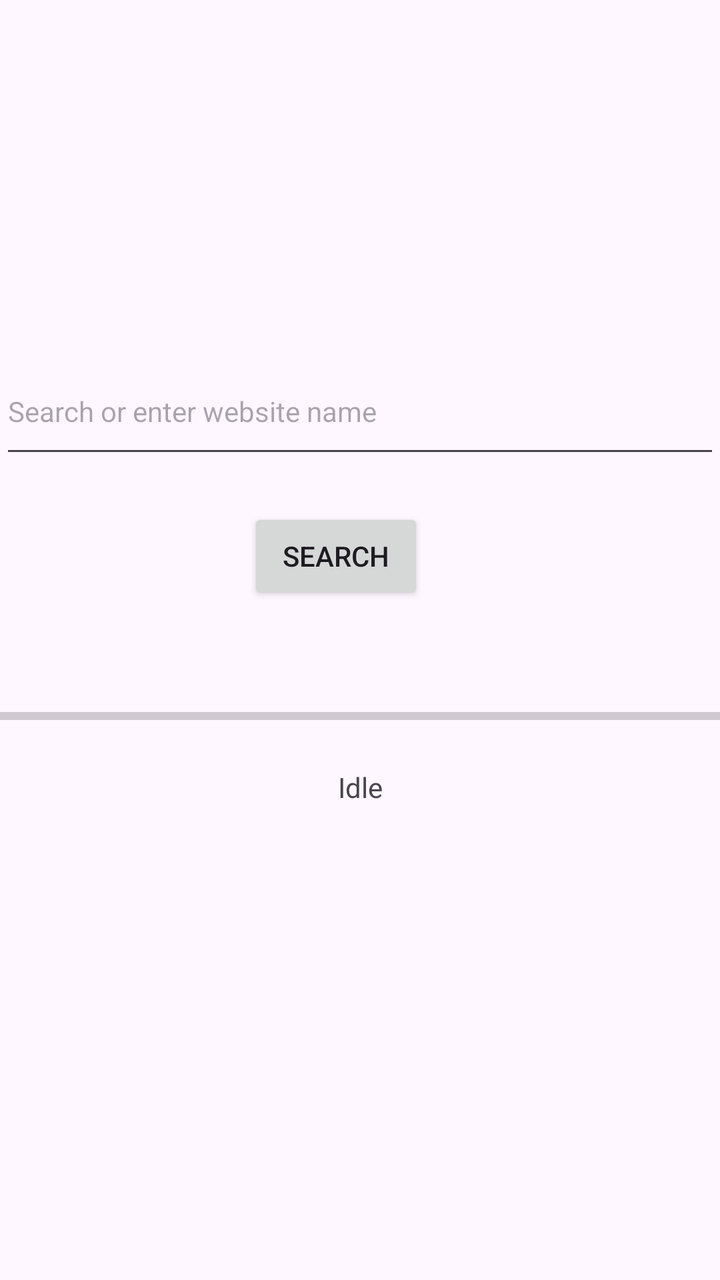
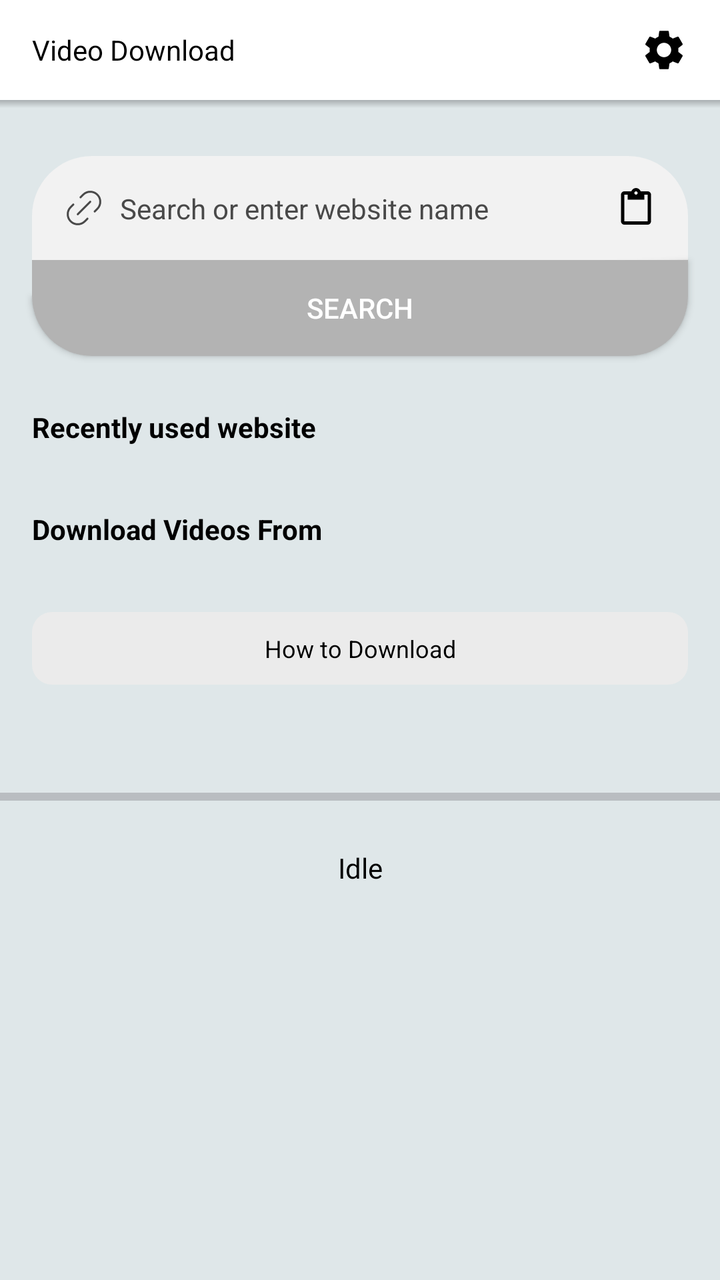

Before-and-after screenshots of an Android layout around one commit, followed by the original layout XML and the change that was made.
<!-- AndroidManifest.xml: application theme Theme.Video_downloader_xxx -->
<!-- res/layout/fragment_browser.xml -->
<?xml version="1.0" encoding="utf-8"?>
<androidx.appcompat.widget.LinearLayoutCompat xmlns:android="http://schemas.android.com/apk/res/android"
    xmlns:app="http://schemas.android.com/apk/res-auto"
    android:layout_width="match_parent"
    android:layout_height="match_parent"
    android:gravity="center"
    android:orientation="vertical">

    <androidx.constraintlayout.widget.ConstraintLayout
        android:id="@+id/searchFormContainer"
        android:layout_width="match_parent"
        android:layout_height="0dp"
        android:layout_weight="1">

        <com.google.android.material.textfield.MaterialAutoCompleteTextView
            android:id="@+id/edtUrl"
            android:layout_width="match_parent"
            android:layout_height="60dp"
            android:hint="Search or enter website name"
            android:singleLine="true"
            android:textColor="@color/white"
            android:textSize="14sp"
            app:layout_constraintVertical_bias="0.3"
            app:layout_constraintBottom_toBottomOf="parent"
            app:layout_constraintTop_toTopOf="parent"
            app:layout_constraintEnd_toEndOf="parent"
            app:layout_constraintStart_toStartOf="parent"/>

        <Button
            android:id="@+id/btnSearch"
            android:layout_width="wrap_content"
            android:layout_height="wrap_content"
            android:layout_marginTop="20dp"
            android:layout_marginEnd="24dp"
            android:text="Search"
            app:layout_constraintEnd_toEndOf="parent"
            app:layout_constraintStart_toStartOf="parent"
            app:layout_constraintTop_toBottomOf="@id/edtUrl" />

        <ProgressBar
            android:id="@+id/progressBar"
            style="?android:attr/progressBarStyleHorizontal"
            android:layout_width="match_parent"
            android:layout_height="12dp"
            android:layout_marginTop="50dp"
            app:layout_constraintBottom_toTopOf="@id/txtStatus"
            app:layout_constraintEnd_toEndOf="parent"
            app:layout_constraintStart_toStartOf="parent"
            app:layout_constraintTop_toBottomOf="@id/btnSearch" />

        <TextView
            android:id="@+id/txtStatus"
            android:layout_width="match_parent"
            android:layout_height="wrap_content"
            android:layout_marginTop="20dp"
            android:gravity="center"
            android:text="Idle"
            app:layout_constraintEnd_toEndOf="@id/progressBar"
            app:layout_constraintStart_toStartOf="@id/progressBar"
            app:layout_constraintTop_toBottomOf="@id/progressBar" />

    </androidx.constraintlayout.widget.ConstraintLayout>
</androidx.appcompat.widget.LinearLayoutCompat>
<!-- resources referenced by this layout -->
<resources>
  <!-- unchanged entries left out for length: 3 -->
</resources>

<!-- the commit's change to res/layout/fragment_browser.xml (unified diff, before → after) -->
@@ -1,63 +1,215 @@
 <?xml version="1.0" encoding="utf-8"?>
 <androidx.appcompat.widget.LinearLayoutCompat xmlns:android="http://schemas.android.com/apk/res/android"
     xmlns:app="http://schemas.android.com/apk/res-auto"
+    xmlns:tools="http://schemas.android.com/tools"
     android:layout_width="match_parent"
     android:layout_height="match_parent"
-    android:gravity="center"
+    android:background="@color/light_grayish_blue"
     android:orientation="vertical">
+
+    <androidx.appcompat.widget.LinearLayoutCompat
+        android:layout_width="match_parent"
+        android:layout_height="50dp"
+        android:background="@color/white"
+        android:gravity="center_vertical"
+        android:orientation="horizontal"
+        android:paddingHorizontal="16dp">
+
+        <androidx.appcompat.widget.AppCompatTextView
+            android:id="@+id/tvHome"
+            android:layout_width="wrap_content"
+            android:layout_height="wrap_content"
+            android:text="Video Download"
+            android:textColor="@color/black"
+            android:textSize="14sp" />
+
+        <Space
+            android:layout_width="0dp"
+            android:layout_height="wrap_content"
+            android:layout_weight="1" />
+
+        <androidx.appcompat.widget.AppCompatImageView
+            android:id="@+id/btnMore"
+            android:layout_width="24dp"
+            android:layout_height="24dp"
+            app:srcCompat="@drawable/ic_setting" />
+
+    </androidx.appcompat.widget.LinearLayoutCompat>
+
+    <View
+        android:layout_width="match_parent"
+        android:layout_height="4dp"
+        android:background="@drawable/shadow_bottom" />
+
 
     <androidx.constraintlayout.widget.ConstraintLayout
         android:id="@+id/searchFormContainer"
         android:layout_width="match_parent"
-        android:layout_height="0dp"
-        android:layout_weight="1">
+        android:layout_height="wrap_content"
+        android:layout_marginHorizontal="16dp"
+        android:layout_marginTop="24dp"
+        android:background="@drawable/bg_search"
+        android:paddingVertical="16dp">
+
+        <androidx.appcompat.widget.AppCompatImageView
+            android:id="@+id/icLink"
+            android:layout_width="20dp"
+            android:layout_height="20dp"
+            android:layout_marginStart="16dp"
+            app:layout_constraintBottom_toBottomOf="parent"
+            app:layout_constraintStart_toStartOf="parent"
+            app:layout_constraintTop_toTopOf="parent"
+            app:srcCompat="@drawable/ic_url" />
 
         <com.google.android.material.textfield.MaterialAutoCompleteTextView
             android:id="@+id/edtUrl"
-            android:layout_width="match_parent"
-            android:layout_height="60dp"
+            android:layout_width="0dp"
+            android:layout_height="wrap_content"
+            android:layout_marginHorizontal="8dp"
+            android:background="@null"
             android:hint="Search or enter website name"
+            android:imeOptions="actionDone"
+            android:inputType="textUri"
             android:singleLine="true"
-            android:textColor="@color/white"
+            android:textColor="@color/black"
+            android:textColorHint="@color/txt_search_hint"
+            android:textCursorDrawable="@drawable/edittext_cursor_black"
             android:textSize="14sp"
-            app:layout_constraintVertical_bias="0.3"
-            app:layout_constraintBottom_toBottomOf="parent"
-            app:layout_constraintTop_toTopOf="parent"
+            app:layout_constraintBottom_toBottomOf="@id/icLink"
+            app:layout_constraintEnd_toStartOf="@id/icPaste"
+            app:layout_constraintStart_toEndOf="@id/icLink"
+            app:layout_constraintTop_toTopOf="@id/icLink" />
+
+        <androidx.appcompat.widget.AppCompatImageView
+            android:id="@+id/icPaste"
+            android:layout_width="20dp"
+            android:layout_height="20dp"
+            android:layout_marginEnd="16dp"
+            app:layout_constraintBottom_toBottomOf="@id/icLink"
             app:layout_constraintEnd_toEndOf="parent"
-            app:layout_constraintStart_toStartOf="parent"/>
-
-        <Button
-            android:id="@+id/btnSearch"
-            android:layout_width="wrap_content"
-            android:layout_height="wrap_content"
-            android:layout_marginTop="20dp"
-            android:layout_marginEnd="24dp"
-            android:text="Search"
-            app:layout_constraintEnd_toEndOf="parent"
-            app:layout_constraintStart_toStartOf="parent"
-            app:layout_constraintTop_toBottomOf="@id/edtUrl" />
-
-        <ProgressBar
-            android:id="@+id/progressBar"
-            style="?android:attr/progressBarStyleHorizontal"
-            android:layout_width="match_parent"
-            android:layout_height="12dp"
-            android:layout_marginTop="50dp"
-            app:layout_constraintBottom_toTopOf="@id/txtStatus"
-            app:layout_constraintEnd_toEndOf="parent"
-            app:layout_constraintStart_toStartOf="parent"
-            app:layout_constraintTop_toBottomOf="@id/btnSearch" />
-
-        <TextView
-            android:id="@+id/txtStatus"
-            android:layout_width="match_parent"
-            android:layout_height="wrap_content"
-            android:layout_marginTop="20dp"
-            android:gravity="center"
-            android:text="Idle"
-            app:layout_constraintEnd_toEndOf="@id/progressBar"
-            app:layout_constraintStart_toStartOf="@id/progressBar"
-            app:layout_constraintTop_toBottomOf="@id/progressBar" />
+            app:layout_constraintTop_toTopOf="@id/icLink"
+            app:srcCompat="@drawable/ic_paste" />
 
     </androidx.constraintlayout.widget.ConstraintLayout>
+
+    <Button
+        android:id="@+id/btnSearch"
+        android:layout_width="match_parent"
+        android:layout_height="wrap_content"
+        android:layout_marginHorizontal="16dp"
+        android:layout_marginBottom="20dp"
+        android:background="@drawable/bg_btn_search"
+        android:padding="0dp"
+        android:text="Search"
+        android:textColor="@color/white"
+        app:backgroundTint="@null" />
+
+    <androidx.appcompat.widget.AppCompatTextView
+        android:layout_width="match_parent"
+        android:layout_height="wrap_content"
+        android:layout_marginTop="6dp"
+        android:paddingHorizontal="16dp"
+        android:text="Recently used website"
+        android:textColor="@color/black"
+        android:textSize="14sp"
+        android:textStyle="bold" />
+
+    <androidx.recyclerview.widget.RecyclerView
+        android:id="@+id/recycleViewListRecentlyWeb"
+        android:layout_width="match_parent"
+        android:layout_height="wrap_content"
+        android:layout_marginVertical="16dp"
+        android:clipToPadding="false"
+        android:orientation="horizontal"
+        android:overScrollMode="never"
+        android:paddingHorizontal="16dp"
+        android:scrollbars="horizontal"
+        app:layoutManager="androidx.recyclerview.widget.LinearLayoutManager"
+        tools:listitem="@layout/item_social_web" />
+
+    <androidx.appcompat.widget.AppCompatTextView
+        android:layout_width="match_parent"
+        android:layout_height="wrap_content"
+        android:paddingHorizontal="16dp"
+        android:text="Download Videos From"
+        android:textColor="@color/black"
+        android:textSize="14sp"
+        android:textStyle="bold" />
+
+    <androidx.recyclerview.widget.RecyclerView
+        android:id="@+id/recycleViewListSocialMedia"
+        android:layout_width="match_parent"
+        android:layout_height="wrap_content"
+        android:layout_marginVertical="16dp"
+        android:clipToPadding="false"
+        android:orientation="horizontal"
+        android:overScrollMode="never"
+        android:paddingHorizontal="16dp"
+        android:scrollbars="horizontal"
+        app:layoutManager="androidx.recyclerview.widget.LinearLayoutManager"
+        tools:listitem="@layout/item_social_web" />
+
+    <androidx.appcompat.widget.AppCompatTextView
+        android:id="@+id/btnHowToDownload"
+        android:layout_width="match_parent"
+        android:layout_height="wrap_content"
+        android:layout_marginHorizontal="16dp"
+        android:background="@drawable/bg_browser_text_how_to_download"
+        android:gravity="center"
+        android:paddingVertical="10dp"
+        android:text="How to Download"
+        android:textColor="@color/black"
+        android:textSize="12sp" />
+
+    <ProgressBar
+        android:id="@+id/progressBar"
+        style="?android:attr/progressBarStyleHorizontal"
+        android:layout_width="match_parent"
+        android:layout_height="12dp"
+        android:layout_marginTop="50dp"
+        app:layout_constraintBottom_toTopOf="@id/txtStatus"
+        app:layout_constraintEnd_toEndOf="parent"
+        app:layout_constraintStart_toStartOf="parent"
+        app:layout_constraintTop_toBottomOf="@id/btnSearch" />
+
+    <TextView
+        android:id="@+id/txtStatus"
+        android:layout_width="match_parent"
+        android:layout_height="wrap_content"
+        android:layout_marginTop="20dp"
+        android:gravity="center"
+        android:text="Idle"
+        android:textColor="@color/black"
+        app:layout_constraintEnd_toEndOf="@id/progressBar"
+        app:layout_constraintStart_toStartOf="@id/progressBar"
+        app:layout_constraintTop_toBottomOf="@id/progressBar" />
+
 </androidx.appcompat.widget.LinearLayoutCompat>
+<!-- res/layout/item_social_web.xml (included above) -->
+<?xml version="1.0" encoding="utf-8"?>
+<LinearLayout xmlns:android="http://schemas.android.com/apk/res/android"
+    xmlns:app="http://schemas.android.com/apk/res-auto"
+    android:layout_width="70dp"
+    android:layout_height="90dp"
+    android:gravity="center_horizontal"
+    android:layout_marginEnd="12dp"
+    android:orientation="vertical">
+
+    <androidx.appcompat.widget.AppCompatImageView
+        android:id="@+id/imgIcon"
+        android:layout_width="50dp"
+        android:layout_height="50dp"
+        android:layout_marginTop="6dp"
+        android:background="@drawable/bg_circle_gray"
+        android:scaleType="centerCrop" />
+
+    <androidx.appcompat.widget.AppCompatTextView
+        android:id="@+id/tvName"
+        android:layout_width="wrap_content"
+        android:layout_height="wrap_content"
+        android:layout_marginVertical="6dp"
+        android:ellipsize="end"
+        android:maxLines="1"
+        android:textColor="@color/black"
+        android:textSize="12sp" />
+</LinearLayout>
<!-- resource entries referenced after the edit -->
@@ -1,5 +1,79 @@
 <!-- resources referenced by this layout -->
 <resources>
+  <color name="black">#FF000000</color>
+  <color name="light_grayish_blue">#DFE7E9</color>
+  <color name="txt_search_hint">#494949</color>
+  <!-- drawable bg_browser_text_how_to_download (drawable) -->
+  <?xml version="1.0" encoding="utf-8"?>
+  <shape xmlns:android="http://schemas.android.com/apk/res/android"
+      android:shape="rectangle">
+  
+      <corners android:radius="10dp" />
+      <solid android:color="#EBEBEB" />
+  
+  </shape>
+  <!-- drawable bg_btn_search (drawable) -->
+  <?xml version="1.0" encoding="utf-8"?>
+  <shape xmlns:android="http://schemas.android.com/apk/res/android" android:shape="rectangle">
+      <solid android:color="#B3B3B3"/>
+      <corners android:bottomLeftRadius="30dp"
+          android:bottomRightRadius="30dp"/>
+  </shape>
+  <!-- drawable bg_circle_gray (drawable) -->
+  <?xml version="1.0" encoding="utf-8"?>
+  <shape xmlns:android="http://schemas.android.com/apk/res/android"
+      android:shape="oval">
+  
+      <solid android:color="#E0E0E0" />
+  
+  </shape>
+  <!-- drawable bg_search (drawable) -->
+  <?xml version="1.0" encoding="utf-8"?>
+  <shape xmlns:android="http://schemas.android.com/apk/res/android" android:shape="rectangle">
+      <solid android:color="#F2F2F2"/>
+      <corners android:topLeftRadius="30dp"
+          android:topRightRadius="30dp"/>
+  </shape>
+  <!-- drawable edittext_cursor_black (drawable) -->
+  <?xml version="1.0" encoding="utf-8"?>
+  <shape xmlns:android="http://schemas.android.com/apk/res/android"
+      android:shape="rectangle">
+      <size android:width="2dp" />
+      <solid android:color="#000000" />
+  </shape>
+  <!-- drawable ic_paste (drawable) -->
+  <vector xmlns:android="http://schemas.android.com/apk/res/android" android:height="24dp" android:tint="#000000" android:viewportHeight="24" android:viewportWidth="24" android:width="24dp">
+        
+      <path android:fillColor="@android:color/white" android:pathData="M19,2h-4.18C14.4,0.84 13.3,0 12,0c-1.3,0 -2.4,0.84 -2.82,2L5,2c-1.1,0 -2,0.9 -2,2v16c0,1.1 0.9,2 2,2h14c1.1,0 2,-0.9 2,-2L21,4c0,-1.1 -0.9,-2 -2,-2zM12,2c0.55,0 1,0.45 1,1s-0.45,1 -1,1 -1,-0.45 -1,-1 0.45,-1 1,-1zM19,20L5,20L5,4h2v3h10L17,4h2v16z"/>
+      
+  </vector>
+  <!-- drawable ic_setting (drawable) -->
+  <vector xmlns:android="http://schemas.android.com/apk/res/android" android:height="24dp" android:tint="#000000" android:viewportHeight="24" android:viewportWidth="24" android:width="24dp">
+        
+      <path android:fillColor="@android:color/white" android:pathData="M19.14,12.94c0.04,-0.3 0.06,-0.61 0.06,-0.94c0,-0.32 -0.02,-0.64 -0.07,-0.94l2.03,-1.58c0.18,-0.14 0.23,-0.41 0.12,-0.61l-1.92,-3.32c-0.12,-0.22 -0.37,-0.29 -0.59,-0.22l-2.39,0.96c-0.5,-0.38 -1.03,-0.7 -1.62,-0.94L14.4,2.81c-0.04,-0.24 -0.24,-0.41 -0.48,-0.41h-3.84c-0.24,0 -0.43,0.17 -0.47,0.41L9.25,5.35C8.66,5.59 8.12,5.92 7.63,6.29L5.24,5.33c-0.22,-0.08 -0.47,0 -0.59,0.22L2.74,8.87C2.62,9.08 2.66,9.34 2.86,9.48l2.03,1.58C4.84,11.36 4.8,11.69 4.8,12s0.02,0.64 0.07,0.94l-2.03,1.58c-0.18,0.14 -0.23,0.41 -0.12,0.61l1.92,3.32c0.12,0.22 0.37,0.29 0.59,0.22l2.39,-0.96c0.5,0.38 1.03,0.7 1.62,0.94l0.36,2.54c0.05,0.24 0.24,0.41 0.48,0.41h3.84c0.24,0 0.44,-0.17 0.47,-0.41l0.36,-2.54c0.59,-0.24 1.13,-0.56 1.62,-0.94l2.39,0.96c0.22,0.08 0.47,0 0.59,-0.22l1.92,-3.32c0.12,-0.22 0.07,-0.47 -0.12,-0.61L19.14,12.94zM12,15.6c-1.98,0 -3.6,-1.62 -3.6,-3.6s1.62,-3.6 3.6,-3.6s3.6,1.62 3.6,3.6S13.98,15.6 12,15.6z"/>
+      
+  </vector>
+  <!-- drawable ic_url (drawable) -->
+  <vector xmlns:android="http://schemas.android.com/apk/res/android"
+      android:width="20dp"
+      android:height="20dp"
+      android:viewportWidth="20"
+      android:viewportHeight="20">
+    <path
+        android:strokeWidth="1"
+        android:pathData="M6.875,13.125L13.125,6.875M4.662,8.262L3.337,9.587C2.399,10.526 1.872,11.798 1.872,13.125C1.872,14.452 2.399,15.724 3.337,16.662C4.276,17.601 5.548,18.128 6.875,18.128C8.202,18.128 9.474,17.601 10.413,16.662L11.738,15.337M15.337,11.737L16.663,10.412C17.601,9.474 18.128,8.202 18.128,6.875C18.128,5.548 17.601,4.276 16.663,3.337C15.724,2.399 14.452,1.872 13.125,1.872C11.798,1.872 10.526,2.399 9.587,3.337L8.262,4.662"
+        android:strokeLineJoin="round"
+        android:fillColor="#00000000"
+        android:strokeColor="#494949"
+        android:strokeLineCap="round"/>
+  </vector>
+  <!-- drawable shadow_bottom (drawable) -->
+  <shape xmlns:android="http://schemas.android.com/apk/res/android">
+      <gradient
+          android:angle="270"
+          android:endColor="#00000000"
+          android:startColor="#A8AEB0" />
+  </shape>
   <!-- unchanged entries left out for length: 3 -->
 </resources>
 
